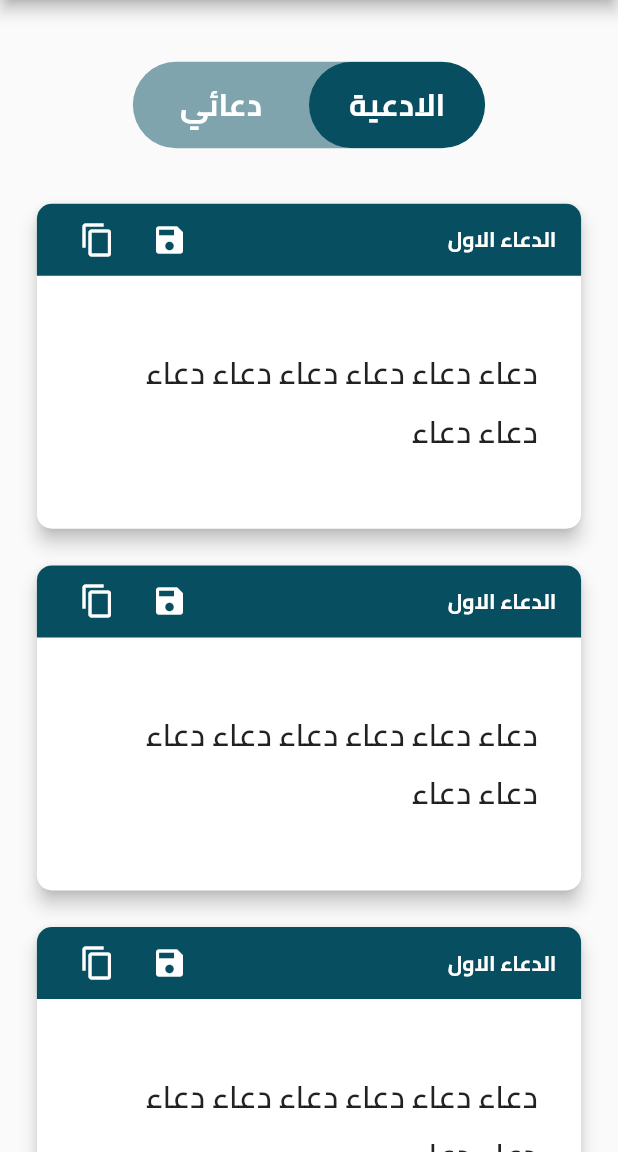
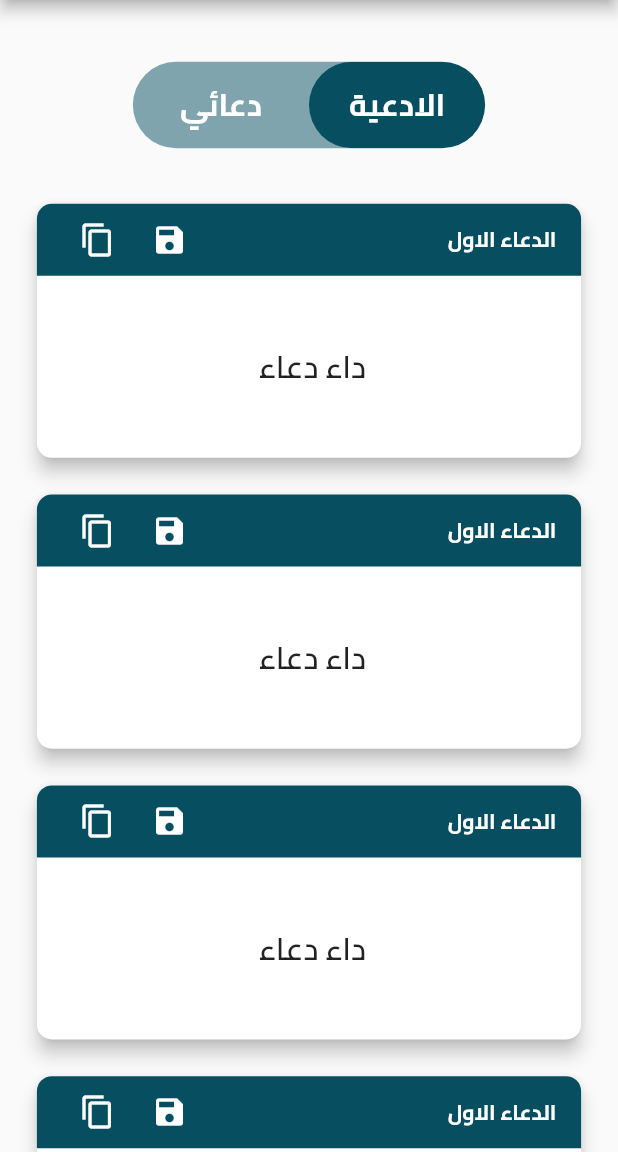
Before and after one commit to ZiadElsaadany/quran_project, a Flutter app: the DoaaView screen opened by its route, after a tap on "الادعية", on a phone screen of 412 x 824 dp, the part 84-1236 px from its top. Run offline on Flutter 3.47's test engine with Material 2 defaults, Android fonts, the phone set to English and light mode, and no system bars; our stand-ins replace awesome_dialog; network calls fail.

Commit message:
ahadeth view added

```diff
--- a/lib/main.dart
+++ b/lib/main.dart
@@ -4,6 +4,7 @@ import 'package:quran_project/constant/color_constant.dart';
 import 'package:quran_project/controller/providers/bottom_nav_provider.dart';
 import 'package:quran_project/controller/providers/doaa_provider.dart';
 import 'package:quran_project/controller/providers/sebha_provider.dart';
+import 'package:quran_project/view/ahadeth/ahadeth_view.dart';
 import 'package:quran_project/view/azkar/azkar_view.dart';
 import 'package:quran_project/view/doaa/doaa_view.dart';
 import 'package:quran_project/view/home/home_view.dart';
@@ -52,7 +53,8 @@ class QuranApp extends StatelessWidget {
         AzkarView.id : (  ctx ) => const AzkarView(),
         SebhaDetailsView.id : (  ctx ) => const SebhaDetailsView(),
         NamesOfAllahView.id:(ctx)=> const NamesOfAllahView(),
-        DoaaView.id:(ctx)=>const DoaaView()
+        DoaaView.id:(ctx)=>const DoaaView(),
+        AhadethView.id:(ctx)=>const AhadethView(),
       },
     );
   }
--- a/lib/view/doaa/doaa_card.dart
+++ b/lib/view/doaa/doaa_card.dart
@@ -58,7 +58,7 @@ class DoaaCard extends StatelessWidget {
             Padding(
               padding:  EdgeInsets.symmetric(
                   horizontal: returnWidthMediaQuery(ctx: context, size: 0.07) ,
-                  vertical: returnHeightMediaQuery(ctx: context, size: 0.055)
+                  vertical: returnHeightMediaQuery(ctx: context, size: 0.05)
               ),
               child: Text(
                 content,
--- a/lib/view/doaa/doaa_view_body.dart
+++ b/lib/view/doaa/doaa_view_body.dart
@@ -1,10 +1,11 @@
 import 'package:flutter/material.dart';
 import 'package:provider/provider.dart';
 import 'package:quran_project/controller/providers/doaa_provider.dart';
+import 'package:quran_project/view/ahadeth/ahadeth_view.dart';
 import 'package:quran_project/view/doaa/toggle_widget.dart';
+import 'package:quran_project/view/widgets/list_ahadeth_and_doaa_widget.dart';
 
 import '../../constant/size_constant.dart';
-import 'doaa_card.dart';
 import 'empty_doaa.dart';
 
 class DoaaViewBody extends StatelessWidget {
@@ -28,16 +29,7 @@ class DoaaViewBody extends StatelessWidget {
                   child:
 
               provider.checkClick==false?
-                  const EmptyDoaa()  :  ListView.builder(
-                physics: const BouncingScrollPhysics(),
-                itemBuilder: (ctx,index) {
-                    return const DoaaCard(
-                      title:'الدعاء الاول' ,
-                       content: 'دعاء دعاء دعاء دعاء دعاء دعاء دعاء دعاء ',
-                    );
-                  },
-                    itemCount: 10,
-                  ),
+                  const EmptyDoaa()  : const ListAhadethAndDoaa(title: 'الدعاء الاول', content: 'داء دعاء '),
                 )
               ],
             ),
--- a/lib/view/home/custom_home_card_widget.dart
+++ b/lib/view/home/custom_home_card_widget.dart
@@ -1,5 +1,6 @@
 import 'package:flutter/material.dart';
 import 'package:quran_project/constant/size_constant.dart';
+import 'package:quran_project/view/ahadeth/ahadeth_view.dart';
 import 'package:quran_project/view/doaa/doaa_view.dart';
 import 'package:quran_project/view/names_of_allah/names_of_allah_view.dart';
 import 'package:quran_project/view/quran/names/names_quran_view.dart';
@@ -39,6 +40,7 @@ final int index;
         Navigator.pushNamed(context,
 
             index==0 ? SebhaView.id :
+                index==1? AhadethView.id:
             index==4?
             AzkarView.id :
              index==6?
--- a/lib/view/more/more_view_body.dart
+++ b/lib/view/more/more_view_body.dart
@@ -1,8 +1,5 @@
 import 'package:flutter/material.dart';
 
-import '../../constant/images_constant.dart';
-import '../../constant/size_constant.dart';
-import '../azkar/azkar_name_widget.dart';
 import '../home/custom_home_card_widget.dart';
 
 class MoreViewBody extends StatelessWidget {
--- /dev/null
+++ b/lib/view/widgets/list_ahadeth_and_doaa_widget.dart
@@ -0,0 +1,38 @@
+import 'package:flutter/material.dart';
+
+import '../../constant/images_constant.dart';
+import '../../constant/size_constant.dart';
+import '../doaa/doaa_card.dart';
+
+class ListAhadethAndDoaa extends StatelessWidget {
+  const ListAhadethAndDoaa({Key? key, required this.title, required this.content}) : super(key: key);
+
+
+   final  String title;
+   final String content;
+
+  @override
+  Widget build(BuildContext context) {
+    return  ListView.builder(
+      physics: const BouncingScrollPhysics(),
+      itemBuilder: (ctx,index) {
+        return index == 9? Column(
+          children: [
+          DoaaCard(
+          title:title,
+          content: content,
+        ),
+            Image.asset(ImageConstant.image,
+              height: returnHeightMediaQuery(ctx: context, size: 0.1),
+
+            )
+          ],
+        )   :  DoaaCard(
+          title:title,
+          content: content,
+        );
+      },
+      itemCount: 10,
+    );
+  }
+}
```
Also changed, not shown: lib/view/ahadeth/ahadeth_view.dart (added, +33 -0 lines).
